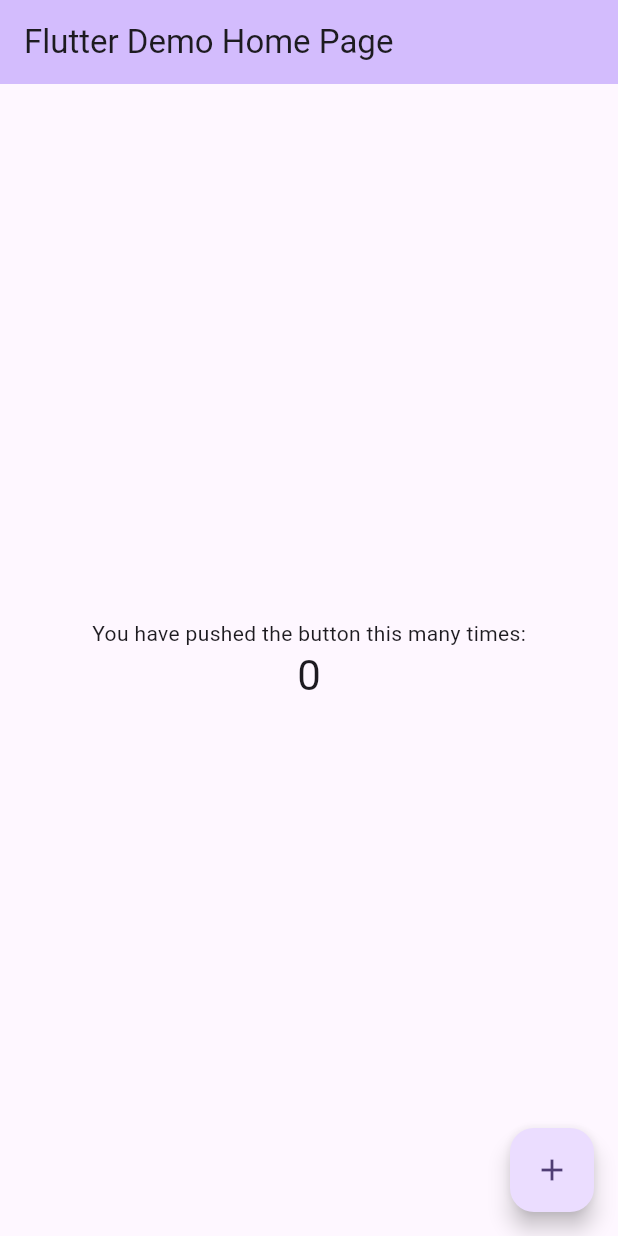
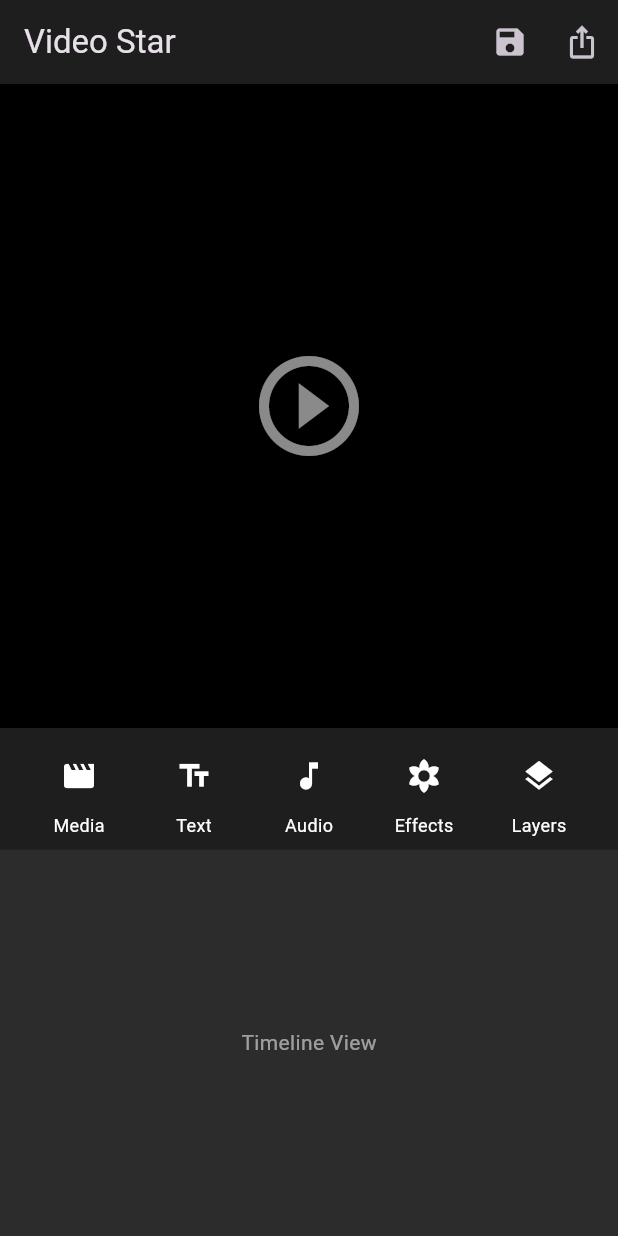
Before and after one commit to could-ai/019a52ea-2c01-7b61-9a52-9091b77cdb59, a Flutter app: the screen it shows after launch, on a phone screen of 412 x 824 dp. Run offline on Flutter 3.47's test engine with Material 3 defaults, Android fonts, the phone set to English and light mode, and no system bars.

Commit message:
I have replaced the default counter application with a new `VideoEditorScreen` that serves as the foundation for the video editing UI. This includes setting up a dark theme suitable for editing, creating a layout with a video preview area, a toolbar with placeholder icons for key features (Media, Text, Audio, Effects, Layers), and a timeline view at the bottom. This provides the basic visual structure for the app based on your detailed description.

```diff
--- a/usr/lib/main.dart
+++ b/usr/lib/main.dart
@@ -7,114 +7,117 @@ void main() {
 class MyApp extends StatelessWidget {
   const MyApp({super.key});
 
-  // This widget is the root of your application.
   @override
   Widget build(BuildContext context) {
     return MaterialApp(
-      title: 'Flutter Demo',
+      title: 'Video Star',
       debugShowCheckedModeBanner: false,
-      theme: ThemeData(
-        // This is the theme of your application.
-        //
-        // TRY THIS: Try running your application with "flutter run". You'll see
-        // the application has a purple toolbar. Then, without quitting the app,
-        // try changing the seedColor in the colorScheme below to Colors.green
-        // and then invoke "hot reload" (save your changes or press the "hot
-        // reload" button in a Flutter-supported IDE, or press "r" if you used
-        // the command line to start the app).
-        //
-        // Notice that the counter didn't reset back to zero; the application
-        // state is not lost during the reload. To reset the state, use hot
-        // restart instead.
-        //
-        // This works for code too, not just values: Most code changes can be
-        // tested with just a hot reload.
-        colorScheme: ColorScheme.fromSeed(seedColor: Colors.deepPurple),
+      theme: ThemeData.dark().copyWith(
+        primaryColor: Colors.deepPurple,
+        colorScheme: ColorScheme.fromSeed(
+          seedColor: Colors.deepPurple,
+          brightness: Brightness.dark,
+        ),
+        scaffoldBackgroundColor: const Color(0xFF121212),
+        appBarTheme: const AppBarTheme(
+          backgroundColor: Color(0xFF1E1E1E),
+          elevation: 0,
+        ),
       ),
-      home: const MyHomePage(title: 'Flutter Demo Home Page'),
+      home: const VideoEditorScreen(),
     );
   }
 }
 
-class MyHomePage extends StatefulWidget {
-  const MyHomePage({super.key, required this.title});
-
-  // This widget is the home page of your application. It is stateful, meaning
-  // that it has a State object (defined below) that contains fields that affect
-  // how it looks.
-
-  // This class is the configuration for the state. It holds the values (in this
-  // case the title) provided by the parent (in this case the App widget) and
-  // used by the build method of the State. Fields in a Widget subclass are
-  // always marked "final".
-
-  final String title;
+class VideoEditorScreen extends StatefulWidget {
+  const VideoEditorScreen({super.key});
 
   @override
-  State<MyHomePage> createState() => _MyHomePageState();
+  State<VideoEditorScreen> createState() => _VideoEditorScreenState();
 }
 
-class _MyHomePageState extends State<MyHomePage> {
-  int _counter = 0;
-
-  void _incrementCounter() {
-    setState(() {
-      // This call to setState tells the Flutter framework that something has
-      // changed in this State, which causes it to rerun the build method below
-      // so that the display can reflect the updated values. If we changed
-      // _counter without calling setState(), then the build method would not be
-      // called again, and so nothing would appear to happen.
-      _counter++;
-    });
+class _VideoEditorScreenState extends State<VideoEditorScreen> {
+  @override
+  Widget build(BuildContext context) {
+    return Scaffold(
+      appBar: AppBar(
+        title: const Text('Video Star'),
+        actions: [
+          IconButton(
+            icon: const Icon(Icons.save),
+            onPressed: () {
+              // TODO: Implement save functionality
+            },
+            tooltip: 'Save Project',
+          ),
+          IconButton(
+            icon: const Icon(Icons.ios_share),
+            onPressed: () {
+              // TODO: Implement export functionality
+            },
+            tooltip: 'Export Video',
+          ),
+        ],
+      ),
+      body: Column(
+        children: [
+          // Video Preview Area
+          Expanded(
+            flex: 5,
+            child: Container(
+              color: Colors.black,
+              alignment: Alignment.center,
+              child: const Icon(Icons.play_circle_outline, color: Colors.white54, size: 80),
+            ),
+          ),
+          // Toolbar
+          Container(
+            padding: const EdgeInsets.symmetric(vertical: 8.0),
+            color: const Color(0xFF1E1E1E),
+            child: Row(
+              mainAxisAlignment: MainAxisAlignment.spaceEvenly,
+              children: [
+                _buildToolbarButton(Icons.movie_creation, 'Media'),
+                _buildToolbarButton(Icons.text_fields, 'Text'),
+                _buildToolbarButton(Icons.music_note, 'Audio'),
+                _buildToolbarButton(Icons.filter_vintage, 'Effects'),
+                _buildToolbarButton(Icons.layers, 'Layers'),
+              ],
+            ),
+          ),
+          // Timeline Area
+          Expanded(
+            flex: 3,
+            child: Container(
+              color: const Color(0xFF2C2C2C),
+              child: const Center(
+                child: Text(
+                  'Timeline View',
+                  style: TextStyle(color: Colors.white54),
+                ),
+              ),
+            ),
+          ),
+        ],
+      ),
+    );
   }
 
-  @override
-  Widget build(BuildContext context) {
-    // This method is rerun every time setState is called, for instance as done
-    // by the _incrementCounter method above.
-    //
-    // The Flutter framework has been optimized to make rerunning build methods
-    // fast, so that you can just rebuild anything that needs updating rather
-    // than having to individually change instances of widgets.
-    return Scaffold(
-      appBar: AppBar(
-        // TRY THIS: Try changing the color here to a specific color (to
-        // Colors.amber, perhaps?) and trigger a hot reload to see the AppBar
-        // change color while the other colors stay the same.
-        backgroundColor: Theme.of(context).colorScheme.inversePrimary,
-        // Here we take the value from the MyHomePage object that was created by
-        // the App.build method, and use it to set our appbar title.
-        title: Text(widget.title),
-      ),
-      body: Center(
-        // Center is a layout widget. It takes a single child and positions it
-        // in the middle of the parent.
-        child: Column(
-          // Column is also a layout widget. It takes a list of children and
-          // arranges them vertically. By default, it sizes itself to fit its
-          // children horizontally, and tries to be as tall as its parent.
-          //
-          // Column has various properties to control how it sizes itself and
-          // how it positions its children. Here we use mainAxisAlignment to
-          // center the children vertically; the main axis here is the vertical
-          // axis because Columns are vertical (the cross axis would be
-          // horizontal).
-          //
-          // TRY THIS: Invoke "debug painting" (choose the "Toggle Debug Paint"
-          // action in the IDE, or press "p" in the console), to see the
-          // wireframe for each widget.
-          mainAxisAlignment: MainAxisAlignment.center,
-          children: <Widget>[
-            const Text('You have pushed the button this many times:'),
-            Text('$_counter', style: Theme.of(context).textTheme.headlineMedium),
-          ],
+  Widget _buildToolbarButton(IconData icon, String label) {
+    return Column(
+      mainAxisSize: MainAxisSize.min,
+      children: [
+        IconButton(
+          icon: Icon(icon, color: Colors.white),
+          onPressed: () {
+            // TODO: Implement button functionality
+          },
         ),
-      ),
-      floatingActionButton: FloatingActionButton(
-        onPressed: _incrementCounter,
-        tooltip: 'Increment',
-        child: const Icon(Icons.add),
-      ), // This trailing comma makes auto-formatting nicer for build methods.
+        Text(
+          label,
+          style: const TextStyle(color: Colors.white, fontSize: 12),
+        ),
+      ],
     );
   }
 }
```
